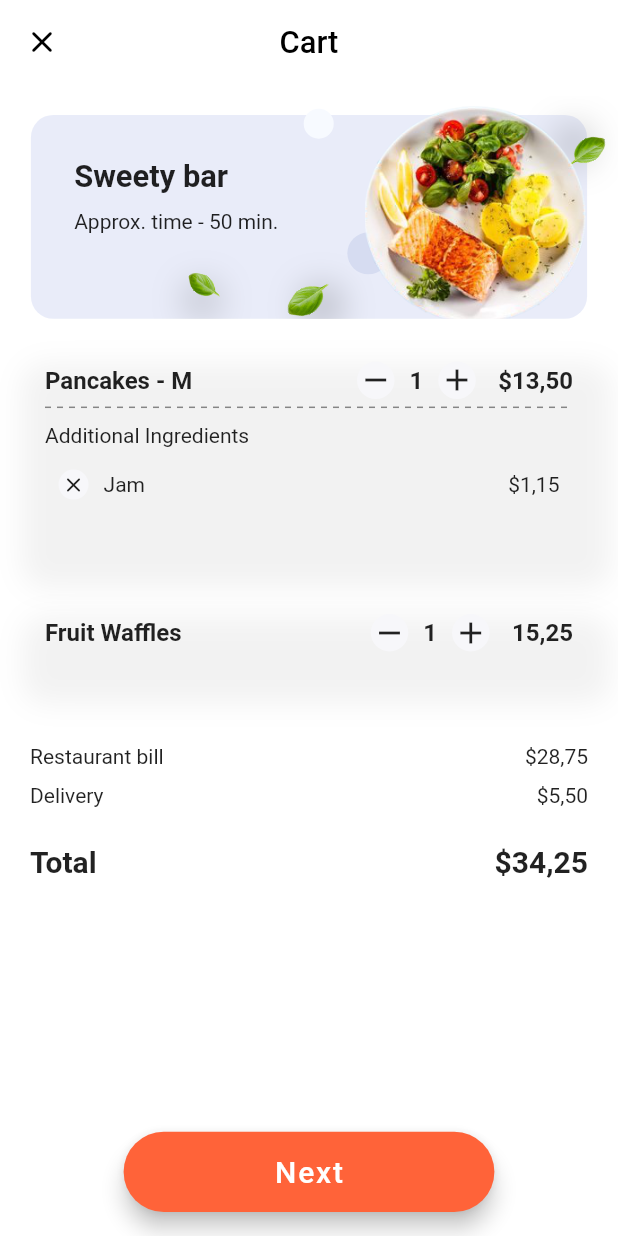
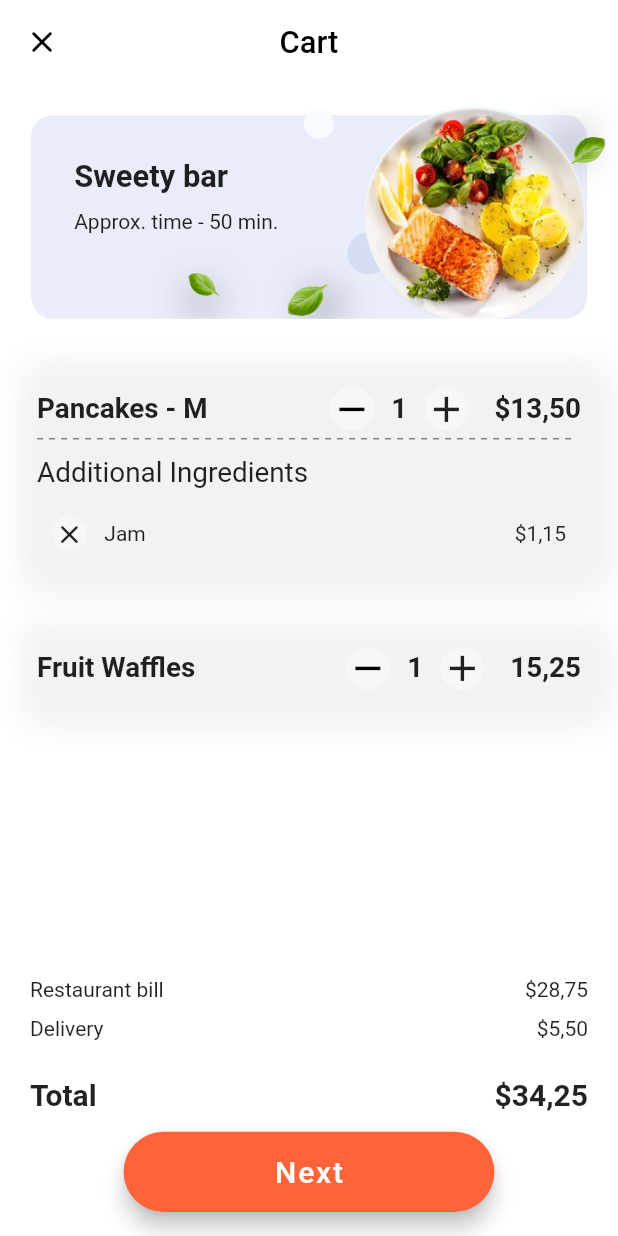
Before and after one commit to hugogoncalvez/app_dise-o2, a Flutter app: the CarritoPage screen opened by its route, on a phone screen of 412 x 824 dp. Run offline on Flutter 3.47's test engine with Material 2 defaults, Android fonts, the phone set to English and light mode, and no system bars; drawn by our look-alikes of dotted_line; our stand-ins replace bloc, flutter_bloc.

Commit message:
corregido sizes, y CarritoPage

```diff
--- a/lib/animation/carritoItems_animado.dart
+++ b/lib/animation/carritoItems_animado.dart
@@ -80,9 +80,9 @@ class _ItemComprado extends StatelessWidget {
 
   @override
   Widget build(BuildContext context) {
-    return Padding(
-      padding: EdgeInsets.all(10),
-      child: Container(
+    return Container(
+      margin: EdgeInsets.symmetric(
+          horizontal: size.height * 0.01, vertical: size.height * 0.01),
       decoration:
           BoxDecoration(borderRadius: BorderRadius.circular(15), boxShadow: [
         BoxShadow(
@@ -90,16 +90,11 @@ class _ItemComprado extends StatelessWidget {
             blurRadius: 15,
             offset: Offset(5, 4))
       ]),
-        width: double.infinity,
-        height: (conAdicional)
-            ? (size.width <= 410)
-                ? size.height * 0.21
-                : size.height * 0.18
-            : (size.width <= 410)
-                ? size.height * 0.085
-                : size.height * 0.07,
-        child: Padding(
-          padding: const EdgeInsets.symmetric(horizontal: 20, vertical: 2),
+      width: size.height * 0.01,
+      height: (conAdicional) ? size.height * 0.19 : size.height * 0.086,
+      child: Container(
+        margin: EdgeInsets.symmetric(
+            horizontal: size.height * 0.02, vertical: size.height * 0.025),
         child: Column(
           crossAxisAlignment: CrossAxisAlignment.start,
           children: [
@@ -109,43 +104,49 @@ class _ItemComprado extends StatelessWidget {
                 Row(children: [
                   Text(item,
                       style: TextStyle(
-                            fontSize: 16, fontWeight: FontWeight.bold))
+                          fontSize: size.height * 0.0225,
+                          fontWeight: FontWeight.bold))
                 ]),
                 Row(
                   children: [
                     Container(
-                          width: 25,
-                          height: 25,
+                        // alignment: Alignment.center,
+                        width: size.height * 0.0353,
+                        height: size.height * 0.0353,
+                        decoration: BoxDecoration(
+                            shape: BoxShape.circle, color: Color(0xffF7F7FA)),
+                        child: IconButton(
+                          padding: EdgeInsets.zero,
+                          color: Colors.black,
+                          splashRadius: 0.1,
+                          alignment: Alignment.center,
+                          onPressed: () {},
+                          icon: Icon(Icons.remove, size: size.height * 0.035),
+                        )),
+                    SizedBox(width: size.height * 0.014104),
+                    Text(
+                      '1',
+                      style: TextStyle(
+                          fontSize: size.height * 0.0225,
+                          fontWeight: FontWeight.bold),
+                    ),
+                    SizedBox(width: size.height * 0.014104),
+                    Container(
+                        width: size.height * 0.0353,
+                        height: size.height * 0.0353,
                         decoration: BoxDecoration(
                             shape: BoxShape.circle, color: Color(0xffF7F7FA)),
                         child: IconButton(
                           splashRadius: 0.1,
                           padding: EdgeInsets.zero,
                           onPressed: () {},
-                              icon: Icon(Icons.remove),
-                              alignment: Alignment.center)),
-                      SizedBox(width: 10),
-                      Text(
-                        '1',
-                        style: TextStyle(
-                            fontSize: 16, fontWeight: FontWeight.bold),
-                      ),
-                      SizedBox(width: 10),
-                      Container(
-                          width: 25,
-                          height: 25,
-                          decoration: BoxDecoration(
-                              shape: BoxShape.circle, color: Color(0xffF7F7FA)),
-                          child: IconButton(
-                              splashRadius: 0.1,
-                              padding: EdgeInsets.zero,
-                              onPressed: () {},
-                              icon: Icon(Icons.add),
-                              alignment: Alignment.center)),
-                      SizedBox(width: 15),
+                          icon: Icon(Icons.add, size: size.height * 0.035),
+                        )),
+                    SizedBox(width: size.height * 0.02115),
                     Text(precio,
                         style: TextStyle(
-                              fontSize: 16, fontWeight: FontWeight.bold))
+                            fontSize: size.height * 0.0225,
+                            fontWeight: FontWeight.bold))
                   ],
                 )
               ],
@@ -164,8 +165,13 @@ class _ItemComprado extends StatelessWidget {
               ),
             if (conAdicional)
               Padding(
-                  padding: const EdgeInsets.only(top: 10, bottom: 15),
-                  child: Text('Additional Ingredients'),
+                padding: EdgeInsets.only(
+                    top: size.height * 0.014104,
+                    bottom: size.height * 0.021156),
+                child: Text(
+                  'Additional Ingredients',
+                  style: TextStyle(fontSize: size.height * 0.02256),
+                ),
               ),
             if (conAdicional)
               Row(
@@ -174,21 +180,21 @@ class _ItemComprado extends StatelessWidget {
                   Row(
                     children: [
                       Container(
-                            width: 20,
-                            height: 20,
+                          padding: EdgeInsets.zero,
+                          width: size.height * 0.0282,
+                          height: size.height * 0.0282,
                           decoration: BoxDecoration(
-                                shape: BoxShape.circle,
-                                color: Color(0xffF7F7FA)),
+                              shape: BoxShape.circle, color: Color(0xffF7F7FA)),
                           child: IconButton(
                               splashRadius: 0.1,
                               padding: EdgeInsets.zero,
                               onPressed: () {},
                               icon: Icon(
                                 Icons.close_rounded,
-                                  size: 16,
+                                size: size.height * 0.025,
                               ),
                               alignment: Alignment.center)),
-                        SizedBox(width: 10),
+                      SizedBox(width: size.height * 0.014104),
                       Text('Jam')
                     ],
                   ),
@@ -201,7 +207,6 @@ class _ItemComprado extends StatelessWidget {
           ],
         ),
       ),
-      ),
     );
   }
 }
--- a/lib/pages/carrito.dart
+++ b/lib/pages/carrito.dart
@@ -43,9 +43,7 @@ class CarritoPage extends StatelessWidget {
             children: [
               _Cabecera(size: size),
               SizedBox(height: size.height * 0.02),
-              Container(
-                width: double.infinity,
-                height: size.height * 0.3,
+              Expanded(
                 child: ListView.builder(
                   physics: BouncingScrollPhysics(),
                   controller: viewController,
@@ -67,7 +65,10 @@ class CarritoPage extends StatelessWidget {
               SizedBox(
                 height: 20,
               ),
-              CarritoTotalcuentaAnimado()
+              CarritoTotalcuentaAnimado(),
+              SizedBox(
+                height: size.height * 0.1,
+              )
             ],
           ),
         ));
@@ -154,13 +155,13 @@ class _Cabecera extends StatelessWidget {
                 right: (size.width <= 410)
                     ? size.height * 0.23
                     : size.height * 0.23,
-                child: Circulo(radio: 10, colore: Color(0xffF7FAFF))),
+                child: Circulo(radio: 10, color: Color(0xffF7FAFF))),
             Positioned(
                 top: size.height * 0.11,
                 right: (size.width <= 410)
                     ? size.height * 0.20
                     : size.height * 0.185,
-                child: Circulo(radio: 14, colore: Color(0xffD6DCF1))),
+                child: Circulo(radio: 14, color: Color(0xffD6DCF1))),
             Positioned(
               top: 5,
               right: size.height * 0.025,
--- a/lib/widget/auth_background.dart
+++ b/lib/widget/auth_background.dart
@@ -44,15 +44,15 @@ class AuthBackground extends StatelessWidget {
           Positioned(
               top: size.height * 0.45,
               right: -size.height * 0.039,
-              child: Circulo(radio: 30, colore: colorCirculo)),
+              child: Circulo(radio: 30, color: colorCirculo)),
           Positioned(
               top: size.height * 0.1,
               left: size.height * 0.1,
-              child: Circulo(radio: 12, colore: colorCirculo)),
+              child: Circulo(radio: 12, color: colorCirculo)),
           Positioned(
               bottom: size.height * 0.03,
               right: size.height * 0.0124,
-              child: Circulo(radio: 9, colore: colorCirculo)),
+              child: Circulo(radio: 9, color: colorCirculo)),
           Positioned(
             bottom: size.height * 0.12,
             left: size.height * 0.005,
--- a/lib/widget/circulo.dart
+++ b/lib/widget/circulo.dart
@@ -2,9 +2,9 @@ import 'package:flutter/material.dart';
 
 class Circulo extends StatelessWidget {
   final double radio;
-  final Color colore;
+  final Color color;
 
-  const Circulo({required this.radio, required this.colore});
+  const Circulo({required this.radio, required this.color});
 
   @override
   Widget build(BuildContext context) {
@@ -12,9 +12,7 @@ class Circulo extends StatelessWidget {
       width: radio * 2,
       height: radio * 2,
       decoration: BoxDecoration(
-          borderRadius: BorderRadius.circular(radio),
-          color: colore
-          ),
+          borderRadius: BorderRadius.circular(radio), color: color),
     );
   }
 }
```
Also changed, not shown: lib/main.dart (+8 -2 lines), lib/pages/home_page.dart (+21 -10 lines), lib/pages/splash_page.dart (+15 -9 lines), lib/widget/selectorCategoria.dart (+9 -5 lines). Lines whose indentation alone changed are shown as unchanged.
